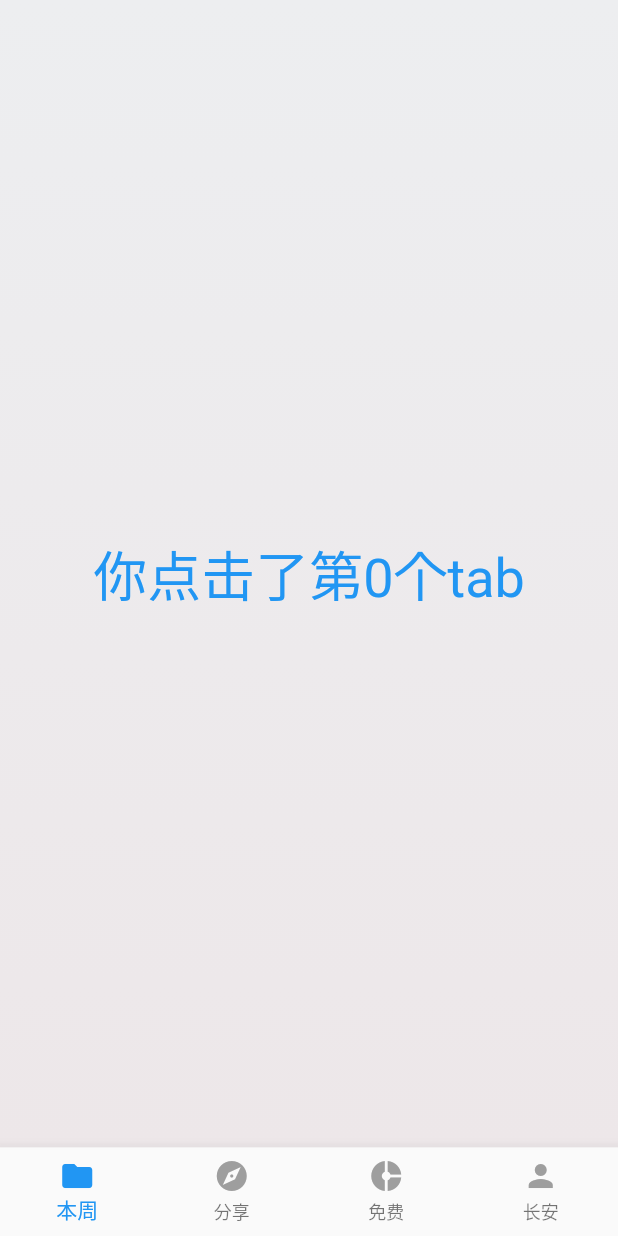
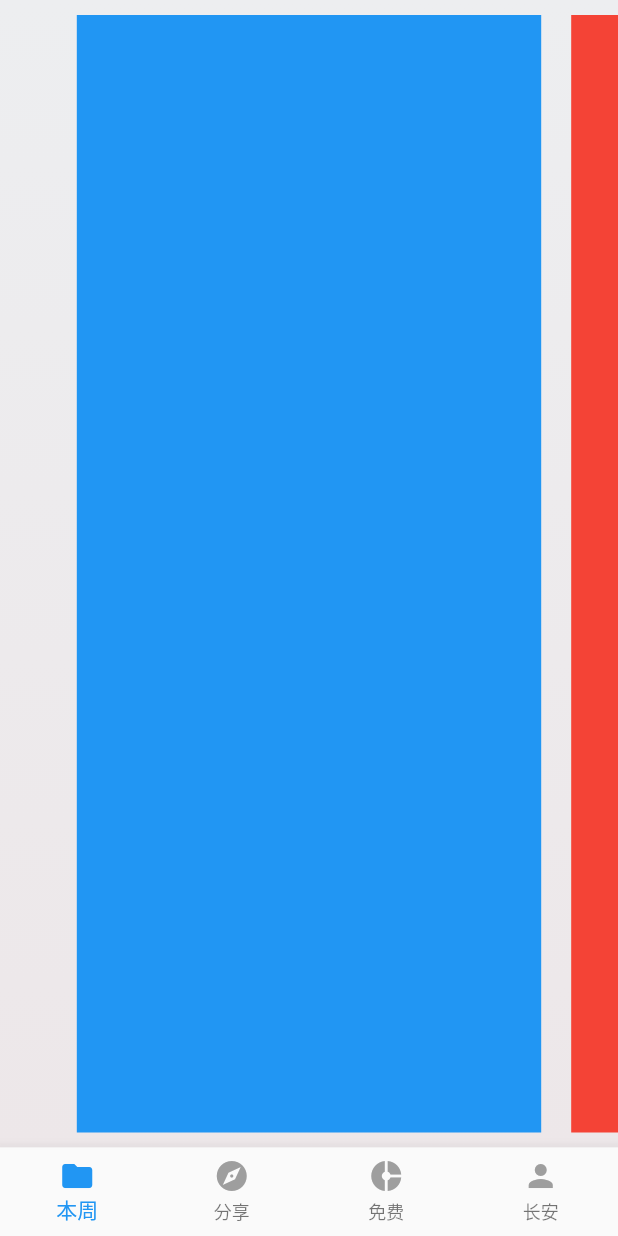
Before and after one commit to WingedCat/flutter_reader, a Flutter app: the screen it shows after launch, on a phone screen of 412 x 824 dp. Run offline on Flutter 3.47's test engine with Material 2 defaults, Android fonts, the phone set to English and light mode, and no system bars.

Commit message:
完成内容区域的切换与内容区域和底部导航栏的联动

```diff
--- /dev/null
+++ b/lib/content_pager.dart
@@ -0,0 +1,76 @@
+import 'package:flutter/material.dart';
+
+class ContentPager extends StatefulWidget {
+  final ValueChanged<int> onPageChanged;
+  final ContentPagerController contentPagerController;
+
+  const ContentPager({Key key, this.onPageChanged, this.contentPagerController}) : super(key: key);
+
+  @override
+  _ContentPagerState createState() => _ContentPagerState();
+}
+
+class _ContentPagerState extends State<ContentPager> {
+
+  PageController _pageController = PageController(
+    //视图比例
+    viewportFraction: 0.8,
+  );
+
+  static List<Color> _colorList = [
+    Colors.blue,
+    Colors.red,
+    Colors.deepPurple,
+    Colors.teal
+  ];
+
+  Widget _wrapItem(int index){
+    return Padding(
+      padding: EdgeInsets.all(10),
+      child: Container(
+        decoration: BoxDecoration(
+          color:_colorList[index],
+        ),
+      ),
+    );
+  }
+
+  @override
+  void initState() {
+    if(widget.contentPagerController != null){
+      widget.contentPagerController._pageController = _pageController;
+    }
+    super.initState();
+  }
+
+  @override
+  Widget build(BuildContext context) {
+    return Column(
+      children: <Widget>[
+        //TODO:APPBAR
+        Expanded(//高度撑开，否则在Column中没有高度会报错
+          child: PageView(
+            onPageChanged: widget.onPageChanged,
+            children: <Widget>[
+              _wrapItem(0),
+              _wrapItem(1),
+              _wrapItem(2),
+              _wrapItem(3),
+            ],
+            controller: _pageController,
+          ),
+        )
+      ],
+    );
+  }
+}
+
+//内容区域控制器
+class ContentPagerController{
+  PageController _pageController;
+
+  void jumpToPage(int page){
+    //防止空指针异常，?.
+    _pageController?.jumpToPage(page);
+  }
+}
--- a/lib/tab_navigator.dart
+++ b/lib/tab_navigator.dart
@@ -1,4 +1,5 @@
 import 'package:flutter/material.dart';
+import 'content_pager.dart';
 
 //底部导航框架
 class TabNavigator extends StatefulWidget {
@@ -10,6 +11,7 @@ class _TabNavigatorState extends State<TabNavigator> {
   final _defaultColor = Colors.grey;
   final _activeColor = Colors.blue;
   int _currentIndex = 0;//当前选中的index
+  final ContentPagerController _contentPagerController = ContentPagerController();
 
   //底部Tab
   _bottomItem(String title,IconData icon,int index){
@@ -31,13 +33,20 @@ class _TabNavigatorState extends State<TabNavigator> {
               end: Alignment.bottomCenter
           ),
         ),
-        child: Center(
-          child: Text("你点击了第$_currentIndex个tab",style: TextStyle(fontSize: 36,color: Colors.blue),),
+        child: ContentPager(
+          onPageChanged: (int index){
+            setState(() {
+              _currentIndex = index;
+            });
+          },
+          contentPagerController: _contentPagerController,
         ),
       ),
       bottomNavigationBar: BottomNavigationBar(
         currentIndex: _currentIndex,
         onTap: (index){
+          //控制内容区域滚动到指定位置
+          _contentPagerController.jumpToPage(index);
           //修改选中索引状态
           setState(() {
             _currentIndex = index;
```
